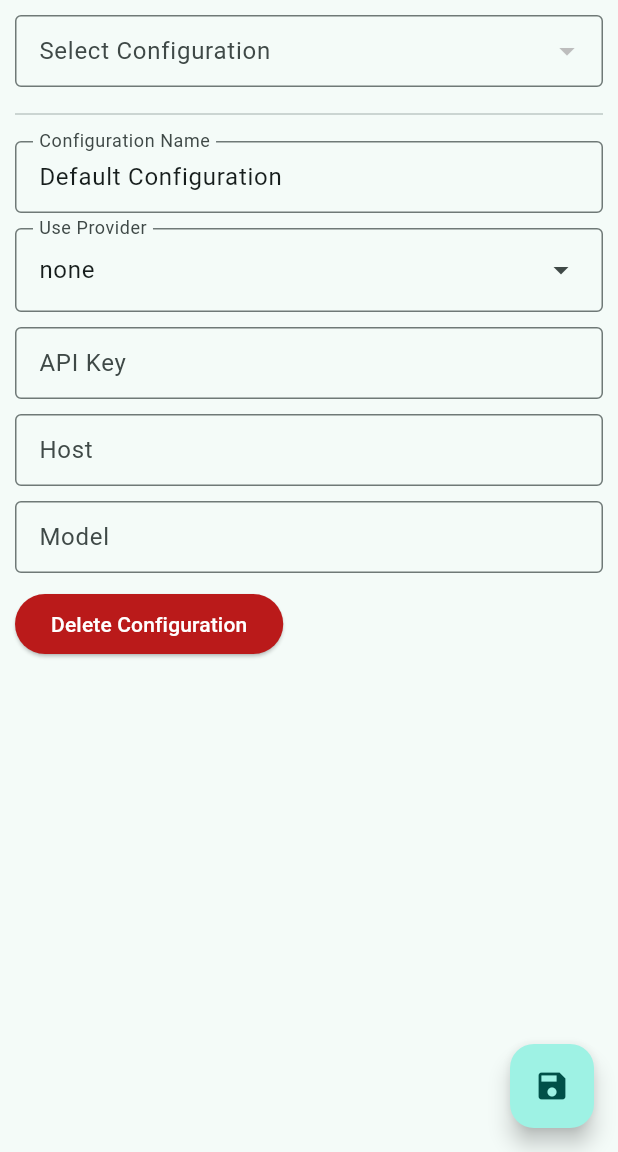
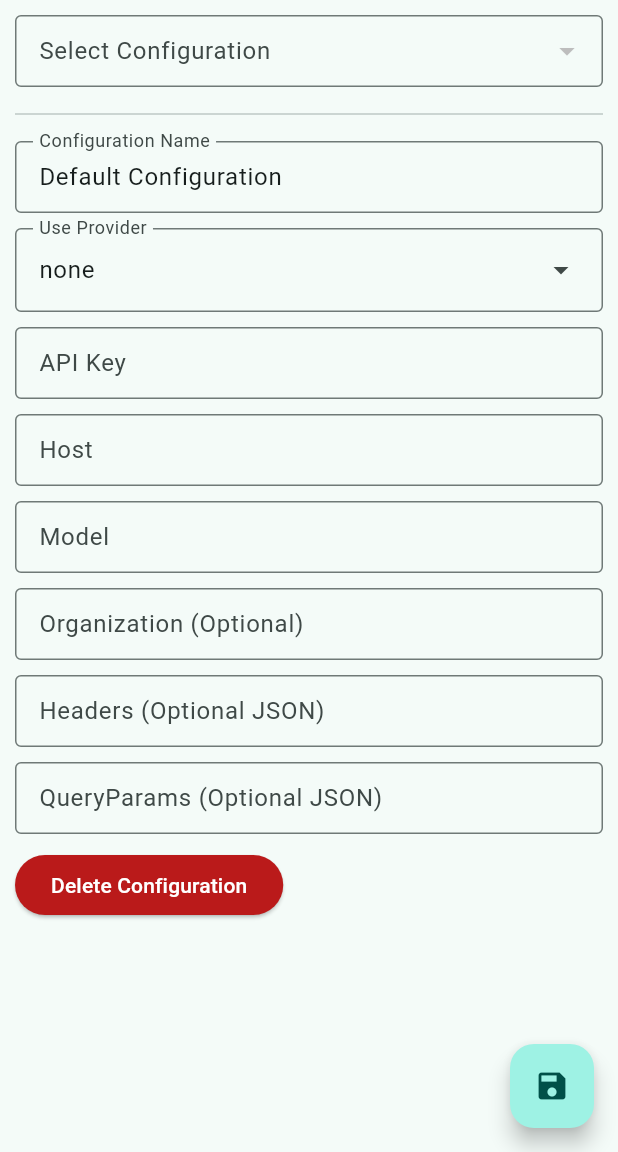
Before and after one commit to DominikStarke/ogre, a Flutter app: the Settings screen opened directly, on a phone screen of 412 x 824 dp, the part 84-1236 px from its top. Run offline on Flutter 3.47's test engine with Material 3 defaults, Android fonts, the phone set to English and light mode, and no system bars; our stand-ins replace flutter_markdown, flutter_secure_storage; missing offline and left inert: flutter_ai_providers, flutter_ai_toolkit, hotkey_manager, keypress_simulator, tray_manager, window_manager; accounts and stored records are empty; statements that could not run were skipped.

Commit message:
Make remaining llmprovider options configurable.

```diff
--- a/lib/controllers/llm.dart
+++ b/lib/controllers/llm.dart
@@ -39,18 +39,18 @@ class LlmControllerState extends State<LlmController> {
   LlmProvider _llmProvider = EchoProvider();
   LlmProvider? get llmProvider => _llmProvider;
 
-  final _storage = LlmConfigStore();
+  final _configStore = LlmConfigStore();
 
   Future<void> loadConfigs () async {
     _configs.clear();
-    _configs.addAll(await _storage.loadAll());
+    _configs.addAll(await _configStore.loadAll());
     configure(selectedConfig);
   }
 
   Future<void> saveConfigs (List<LlmConfigStoreModel> configs) async {
     _configs.clear();
     _configs.addAll(configs);
-    await _storage.saveAll(configs);
+    await _configStore.saveAll(configs);
     configure(selectedConfig);
   }
 
@@ -71,17 +71,24 @@ class LlmControllerState extends State<LlmController> {
         baseUrl: config.host,
         model: config.model,
         apiKey: config.apiKey,
+        headers: config.header,
+        organization: config.organization,
+        queryParams: config.queryParams,
       );
     } else if (config.provider == LlmProviderType.anthropic) {
       _llmProvider = AnthropicProvider(
         baseUrl: config.host,
         model: config.model,
         apiKey: config.apiKey,
+        headers: config.header,
+        queryParams: config.queryParams,
       );
     } else if (config.provider == LlmProviderType.ollama) {
       _llmProvider = OllamaProvider(
         baseUrl: config.host,
         model: config.model,
+        headers: config.header,
+        queryParams: config.queryParams,
       );
     }
 
--- a/lib/controllers/llm_config_store.dart
+++ b/lib/controllers/llm_config_store.dart
@@ -44,6 +44,9 @@ class LlmConfigStoreModel {
   String apiKey;
   bool isDefault;
   String name;
+  Map<String, String>? header;
+  String? organization;
+  Map<String, String>? queryParams;
 
   LlmConfigStoreModel({
     this.provider = LlmProviderType.none,
@@ -52,6 +55,9 @@ class LlmConfigStoreModel {
     this.apiKey = "",
     this.isDefault = false,
     this.name = "Default Configuration",
+    this.header,
+    this.organization,
+    this.queryParams,
   });
 
   static LlmConfigStoreModel fromJson(Map<String, dynamic> json) {
@@ -62,6 +68,9 @@ class LlmConfigStoreModel {
       apiKey: json['apiKey'] ?? "",
       isDefault: json['isDefault'] ?? false,
       name: json['name'] ?? "Default Configuration",
+      header: (json['header'] as Map<String, dynamic>?)?.map((k, v) => MapEntry(k, v as String)),
+      organization: json['organization'],
+      queryParams: (json['queryParams'] as Map<String, dynamic>?)?.map((k, v) => MapEntry(k, v as String)),
     );
   }
 
@@ -73,6 +82,9 @@ class LlmConfigStoreModel {
       'apiKey': apiKey,
       'isDefault': isDefault,
       'name': name,
+      'header': header,
+      'organization': organization,
+      'queryParams': queryParams,
     };
   }
 }
--- a/lib/screens/settings.dart
+++ b/lib/screens/settings.dart
@@ -2,6 +2,7 @@ import 'package:flutter/material.dart';
 import 'package:ogre/controllers/llm.dart';
 import 'package:ogre/controllers/llm_config_store.dart';
 import 'package:ogre/llm_providers/const.dart';
+import 'dart:convert';
 
 class Settings extends StatefulWidget {
   const Settings({super.key});
@@ -73,10 +74,23 @@ class _SettingsState extends State<Settings> {
     }
   }
 
+  String? jsonValidator(value) {
+    try {
+      if (value != null) {
+        jsonDecode(value);
+      }
+    } catch (e) {
+      return 'Invalid JSON';
+    }
+    return null;
+  }
+
   @override
   Widget build(BuildContext context) {
     return Scaffold(
       appBar: AppBar(
+        elevation: 1,
+        scrolledUnderElevation: 0,
         title: const Text('Settings'),
         actions: [
           IconButton(
@@ -94,9 +108,10 @@ class _SettingsState extends State<Settings> {
         },
         child: const Icon(Icons.save),
       ),
-      body: Padding(
-        padding: const EdgeInsets.all(10.0),
-        child: Form(
+      body: ListView(
+        padding: const EdgeInsets.all(10),
+        children: [
+          Form(
             key: _formKey,
             autovalidateMode: AutovalidateMode.onUserInteraction,
             child: Column(
@@ -199,6 +214,55 @@ class _SettingsState extends State<Settings> {
                   },
                 ),
 
+                TextFormField(
+                  key: UniqueKey(),
+                  initialValue: _selectedConfig.organization,
+                  decoration: const InputDecoration(
+                    border: OutlineInputBorder(),
+                    isDense: true,
+                    labelText: 'Organization (Optional)',
+                  ),
+                  onSaved: (value) {
+                    _selectedConfig.organization = value;
+                  },
+                ),
+
+                TextFormField(
+                  key: UniqueKey(),
+                  initialValue: _selectedConfig.header != null ? jsonEncode(_selectedConfig.header) : null,
+                  decoration: const InputDecoration(
+                    border: OutlineInputBorder(),
+                    isDense: true,
+                    labelText: 'Headers (Optional JSON)',
+                    alignLabelWithHint: true,
+                    hintText: '{"key1": "value1", "key2": "value2"}',
+                  ),
+                  minLines: null,
+                  maxLines:  null,
+                  validator: jsonValidator,
+                  onSaved: (value) {
+                    _selectedConfig.header = Map<String, String>.from(jsonDecode(value!));
+                  },
+                ),
+
+                TextFormField(
+                  key: UniqueKey(),
+                  initialValue: _selectedConfig.queryParams != null ? jsonEncode(_selectedConfig.queryParams) : null,
+                  decoration: const InputDecoration(
+                    border: OutlineInputBorder(),
+                    isDense: true,
+                    labelText: 'QueryParams (Optional JSON)',
+                    alignLabelWithHint: true,
+                    hintText: '{"key1": "value1", "key2": "value2"}',
+                  ),
+                  minLines: null,
+                  maxLines:  null,
+                  validator: jsonValidator,
+                  onSaved: (value) {
+                    _selectedConfig.queryParams = value != null ? Map<String, String>.from(jsonDecode(value)) : null;
+                  },
+                ),
+
                 ElevatedButton(
                   style: ButtonStyle(
                     backgroundColor: WidgetStatePropertyAll(Theme.of(context).colorScheme.error),
@@ -210,6 +274,7 @@ class _SettingsState extends State<Settings> {
               ],
             ),
           ),
+        ],
       ),
     );
   }
```
Also changed, not shown: lib/controllers/app.dart (+5 -8 lines), lib/main.dart (+5 -2 lines). Lines whose indentation alone changed are shown as unchanged.
